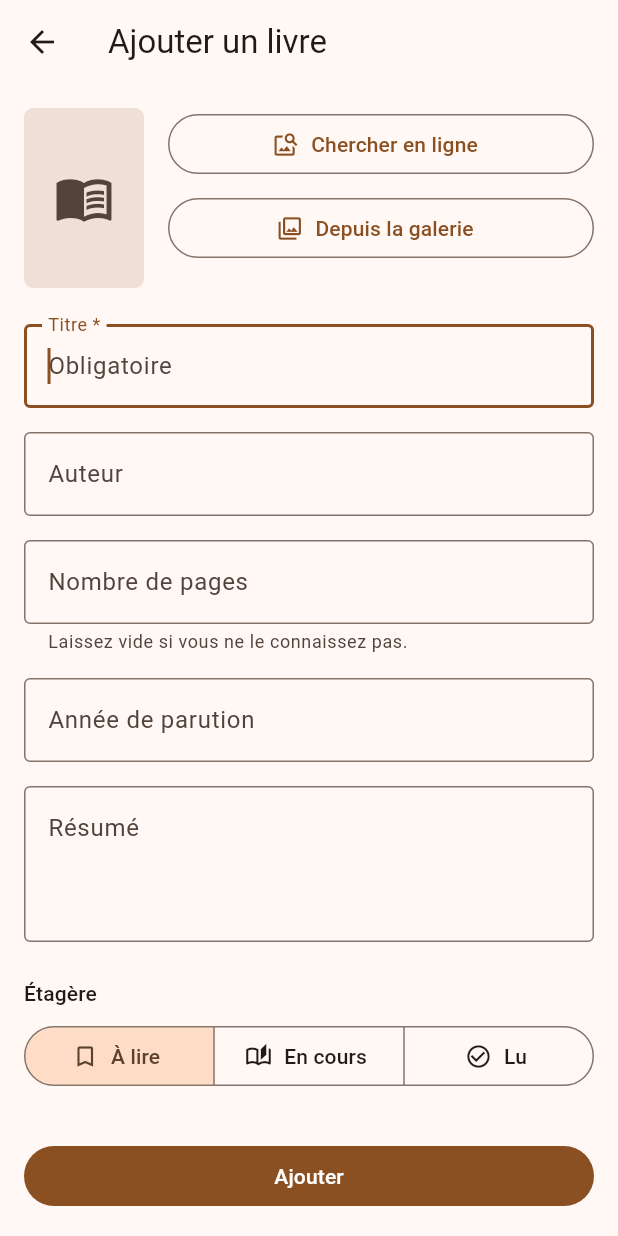
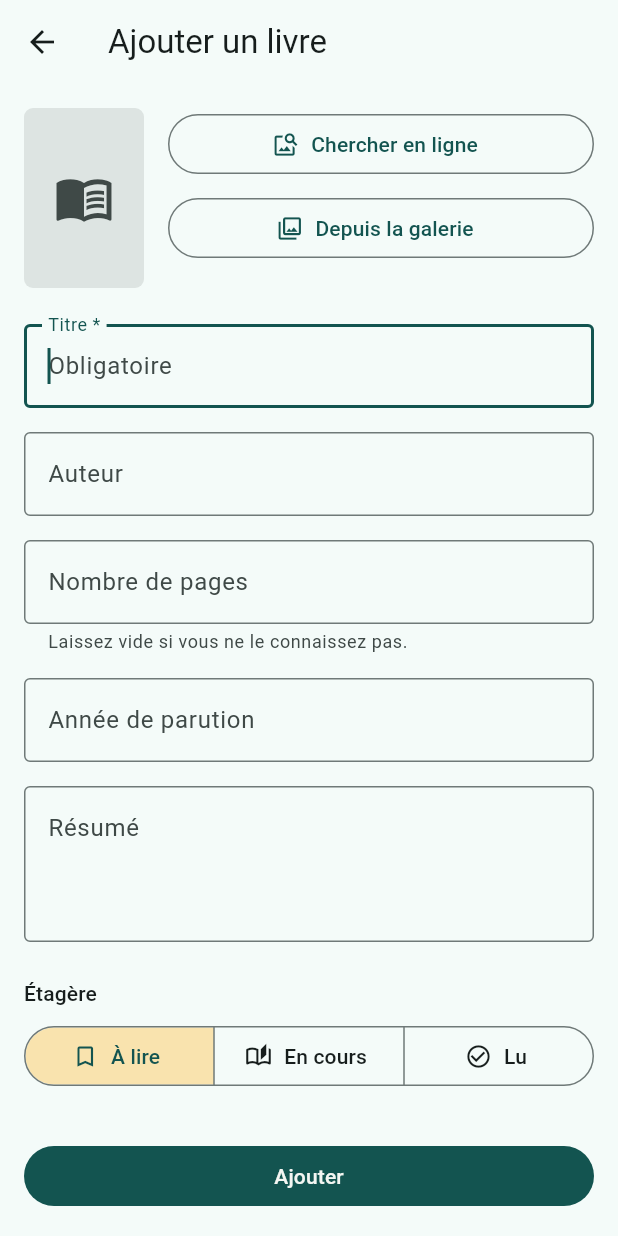
Before and after one commit to BenjaminGott/MyBookmark, a Flutter app: the screen it shows after launch, after a tap on "Saisir un livre", on a phone screen of 412 x 824 dp. Run offline on Flutter 3.47's test engine with Material 3 defaults, Android fonts, the phone set to English and light mode, and no system bars; our stand-ins replace cached_network_image, drift, drift_flutter, file_picker, flutter_riverpod, palette_generator and 2 more; missing offline and left inert: gal, sqlite3; accounts and stored records are empty; generated files the repository leaves out were written again.

Commit message:
Accorde les couleurs de l'app au logo
Le thème part du vert du logo ; le jaune du livre-hibou sert d'accent en
clair et de couleur principale en sombre. La carte de partage sans
couverture reprend ces deux teintes.

Le logo s'affiche en petit, sur son fond vert, dans l'en-tête de la
bibliothèque. Les puces d'étagère n'affichent plus de coche par-dessus
leur icône.

Co-Authored-By: Claude Opus 5.5 <noreply@anthropic.com>

```diff
--- a/lib/core/theme/app_theme.dart
+++ b/lib/core/theme/app_theme.dart
@@ -1,18 +1,54 @@
 import 'package:flutter/material.dart';
 
-/// Les deux thèmes de l'application, construits à partir d'une même teinte.
+/// Les deux thèmes de l'application, tirés des couleurs du logo.
 class AppTheme {
   const AppTheme._();
 
-  /// Un brun chaud de reliure, qui tient aussi bien en clair qu'en sombre.
-  static const Color seed = Color(0xFF7A4E2D);
+  /// Le vert du fond du logo.
+  static const Color green = Color(0xFF135450);
 
-  static ThemeData get light => _build(Brightness.light);
-  static ThemeData get dark => _build(Brightness.dark);
+  /// Le jaune du livre-hibou.
+  static const Color yellow = Color(0xFFF2C04F);
 
-  static ThemeData _build(Brightness brightness) {
-    final scheme = ColorScheme.fromSeed(seedColor: seed, brightness: brightness);
+  /// Le blanc cassé de ses pages.
+  static const Color paper = Color(0xFFF4F6F2);
 
+  static ThemeData get light => _build(_lightScheme);
+  static ThemeData get dark => _build(_darkScheme);
+
+  /// En clair : le vert porte l'interface, le jaune la ponctue.
+  static final ColorScheme _lightScheme = ColorScheme.fromSeed(
+    seedColor: green,
+    brightness: Brightness.light,
+  ).copyWith(
+    primary: green,
+    onPrimary: paper,
+    // Le bouton flottant reprend le livre-hibou : jaune, texte vert.
+    primaryContainer: yellow,
+    onPrimaryContainer: green,
+    secondaryContainer: const Color(0xFFF9E3AE),
+    onSecondaryContainer: green,
+    tertiary: const Color(0xFF7A5A00),
+    tertiaryContainer: yellow,
+    onTertiaryContainer: green,
+  );
+
+  /// En sombre : le logo tel quel, du jaune sur du vert.
+  static final ColorScheme _darkScheme = ColorScheme.fromSeed(
+    seedColor: green,
+    brightness: Brightness.dark,
+  ).copyWith(
+    primary: yellow,
+    onPrimary: green,
+    primaryContainer: const Color(0xFF1D6B66),
+    onPrimaryContainer: paper,
+    secondaryContainer: const Color(0xFF1D6B66),
+    onSecondaryContainer: paper,
+    tertiary: yellow,
+    onTertiary: green,
+  );
+
+  static ThemeData _build(ColorScheme scheme) {
     return ThemeData(
       useMaterial3: true,
       colorScheme: scheme,
--- a/lib/ui/library/library_screen.dart
+++ b/lib/ui/library/library_screen.dart
@@ -2,6 +2,7 @@ import 'package:flutter/material.dart';
 import 'package:flutter_riverpod/flutter_riverpod.dart';
 
 import '../../core/failure.dart';
+import '../../core/theme/app_theme.dart';
 import '../../domain/models/library_item.dart';
 import '../../domain/models/library_query.dart';
 import '../../domain/models/shelf.dart';
@@ -29,7 +30,26 @@ class LibraryScreen extends ConsumerWidget {
 
     return Scaffold(
       appBar: AppBar(
-        title: const Text('Ma bibliothèque'),
+        title: Row(
+          children: <Widget>[
+            // Décoratif : le titre suffit aux lecteurs d'écran. Le fond vert
+            // de l'icône le garde lisible sur le thème clair.
+            ExcludeSemantics(
+              child: DecoratedBox(
+                decoration: BoxDecoration(
+                  color: AppTheme.green,
+                  borderRadius: BorderRadius.circular(10),
+                ),
+                child: Padding(
+                  padding: const EdgeInsets.all(5),
+                  child: Image.asset('assets/logo.png', width: 30, height: 30),
+                ),
+              ),
+            ),
+            const SizedBox(width: 12),
+            const Flexible(child: Text('Ma bibliothèque')),
+          ],
+        ),
         actions: <Widget>[_SortButton(query: query)],
         bottom: _ShelfFilterBar(query: query),
       ),
@@ -78,6 +98,9 @@ class _ShelfFilterBar extends ConsumerWidget implements PreferredSizeWidget {
           Padding(
             padding: const EdgeInsets.symmetric(vertical: 8, horizontal: 4),
             child: FilterChip(
+              // Le fond jaune dit la sélection ; une coche viendrait
+              // recouvrir l'icône des étagères.
+              showCheckmark: false,
               label: const Text('Toutes'),
               selected: query.shelf == null,
               onSelected: (_) => controller.filterByShelf(null),
@@ -87,6 +110,7 @@ class _ShelfFilterBar extends ConsumerWidget implements PreferredSizeWidget {
             Padding(
               padding: const EdgeInsets.symmetric(vertical: 8, horizontal: 4),
               child: FilterChip(
+                showCheckmark: false,
                 avatar: Icon(shelf.icon, size: 18),
                 label: Text(shelf.label),
                 selected: query.shelf == shelf,
--- a/pubspec.yaml
+++ b/pubspec.yaml
@@ -2,7 +2,7 @@ name: biblivre
 description: "Suivi de lecture personnel, 100 % local"
 publish_to: 'none'
 
-version: 1.2.1+4
+version: 1.2.2+5
 
 environment:
   sdk: ^3.12.2
@@ -61,3 +61,7 @@ dev_dependencies:
 
 flutter:
   uses-material-design: true
+
+  # Le logo de l'en-tête, produit par tool/generate_icons.py.
+  assets:
+    - assets/logo.png
```
Also changed, not shown: lib/ui/share/progress_card_palette.dart (+4 -5 lines), assets/logo.png (added), 1 other file.
